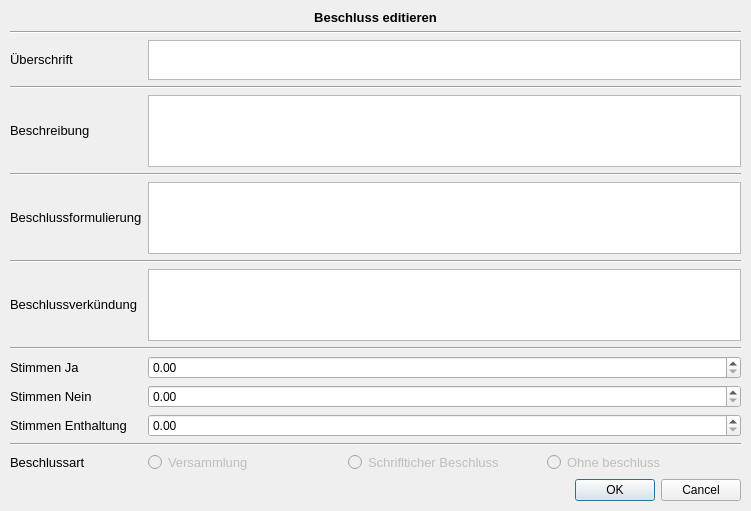
Old version of the form decissionitemsettings.ui in the repository ealkenbrecher/ETVManager_old.
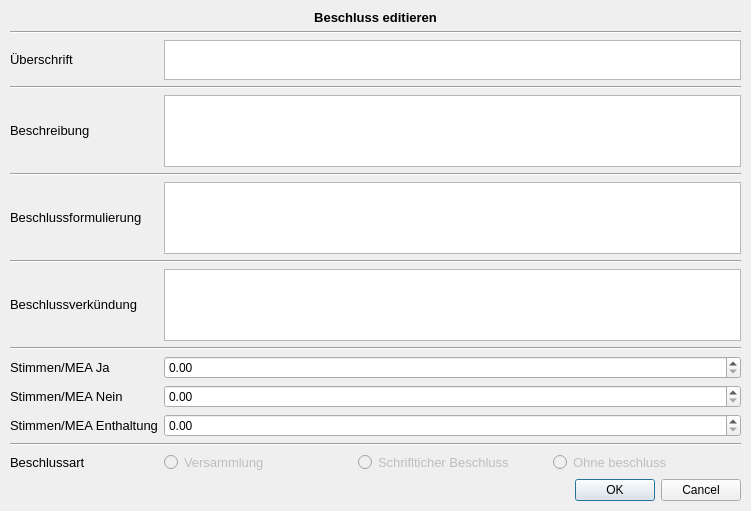
New version of the form.

Commit message: added text MEA for decission setting

The edit to the form file:
```diff
--- a/decissionitemsettings.ui
+++ b/decissionitemsettings.ui
@@ -121,7 +121,7 @@
        </font>
       </property>
       <property name="text">
-       <string>Stimmen Nein</string>
+       <string>Stimmen/MEA Nein</string>
       </property>
      </widget>
     </item>
@@ -157,7 +157,7 @@
        </font>
       </property>
       <property name="text">
-       <string>Stimmen Enthaltung</string>
+       <string>Stimmen/MEA Enthaltung</string>
       </property>
      </widget>
     </item>
@@ -175,7 +175,7 @@
        </font>
       </property>
       <property name="text">
-       <string>Stimmen Ja</string>
+       <string>Stimmen/MEA Ja</string>
       </property>
      </widget>
     </item>
```
